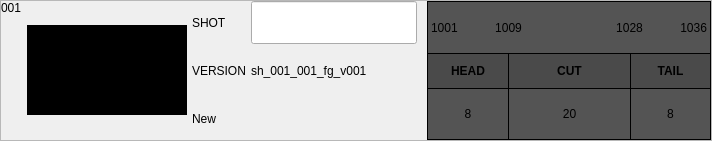
shotgunsoftware/tk-multi-importcut, file resources/cut_diff_card.ui: the form before one commit.
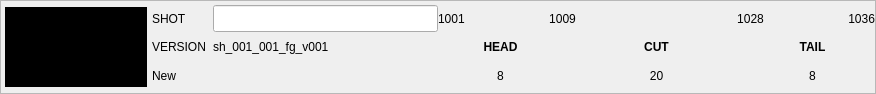
The form after the commit. Icons and pictures are not drawn. Custom widgets are drawn as their Qt base class.

Commit message: For #29241, ui polish, style sheet and fixes Squashed commit of all the child branches / tickets

Diff of the .ui file:
```diff
--- a/resources/cut_diff_card.ui
+++ b/resources/cut_diff_card.ui
@@ -6,8 +6,8 @@
    <rect>
     <x>0</x>
     <y>0</y>
-    <width>712</width>
-    <height>141</height>
+    <width>876</width>
+    <height>94</height>
    </rect>
   </property>
   <property name="windowTitle">
@@ -19,7 +19,7 @@
   <property name="frameShadow">
    <enum>QFrame::Raised</enum>
   </property>
-  <layout class="QHBoxLayout" name="horizontalLayout_2" stretch="3,2">
+  <layout class="QHBoxLayout" name="horizontalLayout_2" stretch="2,2">
    <property name="spacing">
     <number>0</number>
    </property>
@@ -27,34 +27,24 @@
     <number>0</number>
    </property>
    <item>
-    <layout class="QHBoxLayout" name="left_layout" stretch="0,0,1">
+    <layout class="QHBoxLayout" name="left_layout" stretch="0,1">
      <property name="spacing">
       <number>5</number>
      </property>
      <property name="leftMargin">
-      <number>0</number>
+      <number>4</number>
+     </property>
+     <property name="topMargin">
+      <number>4</number>
      </property>
      <property name="rightMargin">
-      <number>10</number>
+      <number>0</number>
      </property>
+     <property name="bottomMargin">
+      <number>4</number>
+     </property>
      <item>
-      <widget class="QLabel" name="cut_order_label">
-       <property name="text">
-        <string>001</string>
-       </property>
-       <property name="alignment">
-        <set>Qt::AlignLeading|Qt::AlignLeft|Qt::AlignTop</set>
-       </property>
-       <property name="margin">
-        <number>0</number>
-       </property>
-       <property name="indent">
-        <number>0</number>
-       </property>
-      </widget>
-     </item>
-     <item>
-      <widget class="QLabel" name="icon_label">
+      <widget class="ExtendedThumbnail" name="icon_label">
        <property name="sizePolicy">
         <sizepolicy hsizetype="Fixed" vsizetype="Fixed">
          <horstretch>0</horstretch>
@@ -63,14 +53,14 @@
        </property>
        <property name="minimumSize">
         <size>
-         <width>160</width>
-         <height>90</height>
+         <width>142</width>
+         <height>80</height>
         </size>
        </property>
        <property name="maximumSize">
         <size>
-         <width>160</width>
-         <height>90</height>
+         <width>142</width>
+         <height>80</height>
         </size>
        </property>
        <property name="baseSize">
@@ -100,7 +90,13 @@
       </widget>
      </item>
      <item>
-      <layout class="QGridLayout" name="gridLayout_2" rowstretch="1,1,1" columnstretch="0,1,0" columnminimumwidth="0,0,0">
+      <layout class="QGridLayout" name="gridLayout_2" rowstretch="1,1,1" columnstretch="1,4" columnminimumwidth="0,0">
+       <property name="horizontalSpacing">
+        <number>-1</number>
+       </property>
+       <property name="verticalSpacing">
+        <number>2</number>
+       </property>
        <item row="1" column="1">
         <widget class="QLabel" name="version_name_label">
          <property name="text">
@@ -160,6 +156,12 @@
      <property name="spacing">
       <number>0</number>
      </property>
+     <property name="leftMargin">
+      <number>0</number>
+     </property>
+     <property name="rightMargin">
+      <number>0</number>
+     </property>
      <property name="bottomMargin">
       <number>0</number>
      </property>
@@ -170,12 +172,6 @@
        </property>
        <item row="1" column="5" colspan="2">
         <widget class="QLabel" name="tail_title_label">
-         <property name="styleSheet">
-          <string notr="true">background-color : rgb(74, 74, 74);
-border-top: 1px solid black;
-border-left: 1px solid black;
-border-right: 1px solid black;</string>
-         </property>
          <property name="frameShape">
           <enum>QFrame::NoFrame</enum>
          </property>
@@ -189,12 +185,6 @@
        </item>
        <item row="1" column="0" colspan="2">
         <widget class="QLabel" name="head_title_label">
-         <property name="styleSheet">
-          <string notr="true">background-color : rgb(74, 74, 74);
-border-top: 1px solid black;
-border-left: 1px solid black;
-</string>
-         </property>
          <property name="frameShape">
           <enum>QFrame::NoFrame</enum>
          </property>
@@ -210,12 +200,7 @@
         </widget>
        </item>
        <item row="0" column="3">
-        <widget class="QLabel" name="label_4">
-         <property name="styleSheet">
-          <string notr="true">background-color : rgb(84, 84, 84);
-border-top: 1px solid black;
-</string>
-         </property>
+        <widget class="QLabel" name="separator_label">
          <property name="text">
           <string/>
          </property>
@@ -223,11 +208,6 @@
        </item>
        <item row="0" column="4" colspan="2">
         <widget class="QLabel" name="cut_out_label">
-         <property name="styleSheet">
-          <string notr="true">background-color : rgb(84, 84, 84);
-border-top: 1px solid black;
-</string>
-         </property>
          <property name="text">
           <string>1028</string>
          </property>
@@ -238,12 +218,6 @@
        </item>
        <item row="1" column="2" colspan="3">
         <widget class="QLabel" name="cut_title_label">
-         <property name="styleSheet">
-          <string notr="true">background-color : rgb(74, 74, 74);
-border-top: 1px solid black;
-border-left: 1px solid black;
-</string>
-         </property>
          <property name="frameShape">
           <enum>QFrame::NoFrame</enum>
          </property>
@@ -257,11 +231,6 @@
        </item>
        <item row="0" column="1" colspan="2">
         <widget class="QLabel" name="cut_in_label">
-         <property name="styleSheet">
-          <string notr="true">background-color : rgb(84, 84, 84);
-border-top: 1px solid black;
-</string>
-         </property>
          <property name="text">
           <string>1009</string>
          </property>
@@ -272,43 +241,38 @@
        </item>
        <item row="0" column="0">
         <widget class="QLabel" name="shot_head_in_label">
-         <property name="styleSheet">
-          <string notr="true">background-color : rgb(84, 84, 84);
-border-top: 1px solid black;
-border-left: 1px solid black;</string>
-         </property>
          <property name="text">
           <string>1001</string>
          </property>
          <property name="alignment">
           <set>Qt::AlignLeading|Qt::AlignLeft|Qt::AlignVCenter</set>
          </property>
+         <property name="margin">
+          <number>4</number>
+         </property>
+         <property name="indent">
+          <number>-1</number>
+         </property>
         </widget>
        </item>
        <item row="0" column="6">
         <widget class="QLabel" name="shot_tail_out_label">
-         <property name="styleSheet">
-          <string notr="true">background-color : rgb(84, 84, 84);
-border-top: 1px solid black;
-border-right: 1px solid black;</string>
-         </property>
          <property name="text">
           <string>1036</string>
          </property>
          <property name="alignment">
           <set>Qt::AlignRight|Qt::AlignTrailing|Qt::AlignVCenter</set>
          </property>
+         <property name="margin">
+          <number>4</number>
+         </property>
+         <property name="indent">
+          <number>-1</number>
+         </property>
         </widget>
        </item>
        <item row="2" column="0" colspan="2">
         <widget class="QLabel" name="head_duration_label">
-         <property name="styleSheet">
-          <string notr="true">background-color : rgb(84, 84, 84);
-border-top: 1px solid black;
-border-bottom: 1px solid black;
-border-left: 1px solid black;
-</string>
-         </property>
          <property name="frameShape">
           <enum>QFrame::NoFrame</enum>
          </property>
@@ -322,13 +286,6 @@
        </item>
        <item row="2" column="2" colspan="3">
         <widget class="QLabel" name="cut_duration_label">
-         <property name="styleSheet">
-          <string notr="true">background-color : rgb(84, 84, 84);
-border-top: 1px solid black;
-border-bottom: 1px solid black;
-border-left: 1px solid black;
-</string>
-         </property>
          <property name="frameShape">
           <enum>QFrame::NoFrame</enum>
          </property>
@@ -342,13 +299,6 @@
        </item>
        <item row="2" column="5" colspan="2">
         <widget class="QLabel" name="tail_duration_label">
-         <property name="styleSheet">
-          <string notr="true">background-color : rgb(84, 84, 84);
-border-top: 1px solid black;
-border-left: 1px solid black;
-border-right: 1px solid black;
-border-bottom: 1px solid black;</string>
-         </property>
          <property name="frameShape">
           <enum>QFrame::NoFrame</enum>
          </property>
@@ -372,6 +322,11 @@
    <extends>QLineEdit</extends>
    <header>..dialog</header>
   </customwidget>
+  <customwidget>
+   <class>ExtendedThumbnail</class>
+   <extends>QLabel</extends>
+   <header>..dialog</header>
+  </customwidget>
  </customwidgets>
  <resources>
   <include location="resources.qrc"/>
```
Left out of the diff: 7 changed lines with no effect on the pictures. The commit also changes 27 other files.
